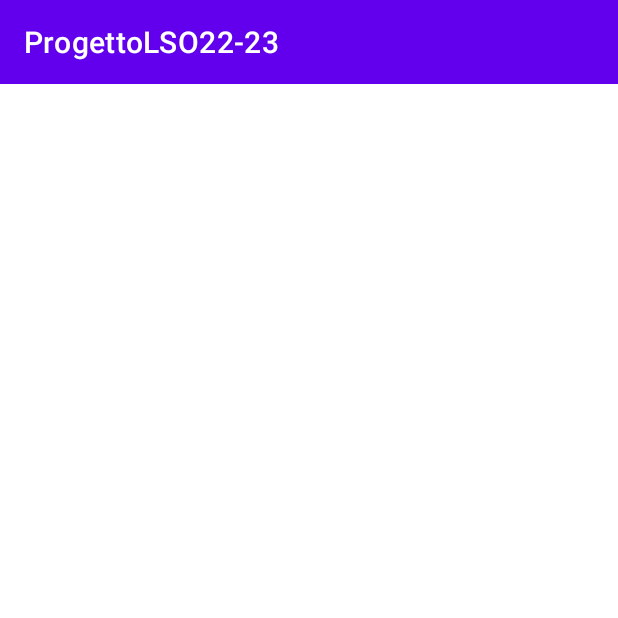
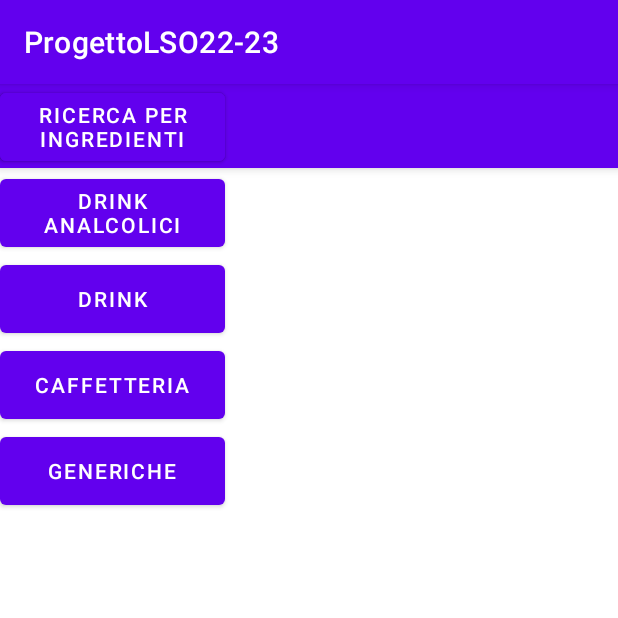
Before and after one commit to EmaSib/ProgettoLSO22-23, an Android app: the screen it shows after launch (MainActivity before the commit, HomePage after it), on a phone screen of 412 x 824 dp, the top half of it. Run offline under Robolectric (Android 15) with nearby library versions, the phone set to English and light mode, and no system bars.

Commit message:
Aggiunta HomePage e package DAO.

```diff
--- a/app/src/main/AndroidManifest.xml
+++ b/app/src/main/AndroidManifest.xml
@@ -36,5 +36,9 @@
 
     </activity>
 
+        <activity android:name="com.code.progettolso22_23.gui.HomePage">
+
+        </activity>
+
     </application>
 </manifest>
--- a/app/src/main/java/com/code/progettolso22_23/MainActivity.java
+++ b/app/src/main/java/com/code/progettolso22_23/MainActivity.java
@@ -1,11 +1,13 @@
 package com.code.progettolso22_23;
 
+import android.content.Intent;
 import android.os.Bundle;
 
 import androidx.annotation.Nullable;
 import androidx.appcompat.app.AppCompatActivity;
 
 import com.code.progettolso22_23.R;
+import com.code.progettolso22_23.gui.HomePage;
 
 public class MainActivity extends AppCompatActivity {
 
@@ -20,7 +22,9 @@ public class MainActivity extends AppCompatActivity {
         super.onStart();
 
         //intent alla nuova pagina di benvenuto
-        onDestroy();
+        Intent apriPrimaPagina = new Intent(this, HomePage.class);
+        startActivity(apriPrimaPagina);
+        this.finish();
     }
 
 }
--- /dev/null
+++ b/app/src/main/java/com/code/progettolso22_23/controls/MainController.java
@@ -0,0 +1,32 @@
+package com.code.progettolso22_23.controls;
+
+import java.util.ArrayList;
+import java.util.List;
+
+public class MainController {
+
+    private static MainController istance = null;
+    List<String> ingredienti = new ArrayList<String>();
+
+    private MainController() {
+
+    }
+
+    public static MainController getIstance() {
+        if(istance == null)
+            istance = new MainController();
+        return istance;
+    }
+
+    public void aggiungiIngrediente(String string) {
+        ingredienti.add(string);
+    }
+
+    public List<String> getIngredienti() {
+        return ingredienti;
+    }
+
+    public void setIngredienti(List<String> ingredienti) {
+        this.ingredienti = ingredienti;
+    }
+}
--- /dev/null
+++ b/app/src/main/java/com/code/progettolso22_23/gui/HomePage.java
@@ -0,0 +1,185 @@
+package com.code.progettolso22_23.gui;
+
+import android.content.DialogInterface;
+import android.os.Bundle;
+import android.view.MenuItem;
+import android.view.View;
+import android.widget.Button;
+import android.widget.CheckBox;
+import android.widget.Toast;
+
+import androidx.annotation.NonNull;
+import androidx.annotation.Nullable;
+import androidx.appcompat.app.ActionBarDrawerToggle;
+import androidx.appcompat.app.AlertDialog;
+import androidx.appcompat.app.AppCompatActivity;
+import androidx.drawerlayout.widget.DrawerLayout;
+import androidx.appcompat.widget.Toolbar;
+
+import com.code.progettolso22_23.R;
+import com.code.progettolso22_23.controls.MainController;
+import com.google.android.material.navigation.NavigationView;
+
+public class HomePage extends AppCompatActivity implements NavigationView.OnNavigationItemSelectedListener{
+
+    private MainController mainController = MainController.getIstance();
+
+    private String Username;
+
+    private DrawerLayout drawerLayout;
+    private ActionBarDrawerToggle drawerToggle;
+    private Toolbar toolbar;
+    private NavigationView navView;
+
+    private AlertDialog.Builder ricercaDialog;
+
+    private Button generiche;
+    private Button caffetteria;
+    private Button drink;
+    private Button drink_analcolici;
+    private Button frullati;
+    private Button ricerca;
+
+    @Override
+    protected void onCreate(@Nullable Bundle savedInstanceState) {
+        super.onCreate(savedInstanceState);
+        setContentView(R.layout.home_page);
+
+        //toolbar = findViewById(R.id.toolbar_homepage);
+        //setSupportActionBar(toolbar);
+
+        //TODO
+        //inizializzare la stringa username con l'username dell'utente
+        drawerLayout = findViewById(R.id.drawer);
+        drawerToggle = new ActionBarDrawerToggle(this, drawerLayout, toolbar, R.string.open_drawer, R.string.close_drawer );
+        drawerLayout.addDrawerListener(drawerToggle);
+        drawerToggle.setDrawerIndicatorEnabled(true);
+        drawerToggle.syncState();
+
+        navView = (NavigationView) findViewById(R.id.navigationView_homepage);
+        navView.bringToFront();
+        navView.setNavigationItemSelectedListener(this::onNavigationItemSelected);
+
+        ricercaDialog = new AlertDialog.Builder(this);
+        //inizializzaRicercaDialog(ricercaDialog);
+
+        generiche = (Button) findViewById(R.id.genericheButton);
+        generiche.setOnClickListener(this::onClick);
+        caffetteria = (Button) findViewById(R.id.caffetteriaButton);
+        caffetteria.setOnClickListener(this::onClick);
+        drink = (Button) findViewById(R.id.drinkButton);
+        drink.setOnClickListener(this::onClick);
+        drink_analcolici = (Button) findViewById(R.id.drink_analcoliciButton);
+        drink_analcolici.setOnClickListener(this::onClick);
+        frullati = (Button) findViewById(R.id.frullatiButton);
+        frullati.setOnClickListener(this::onClick);
+        ricerca = (Button) findViewById(R.id.ricerca_ingredientiButton);
+        ricerca.setOnClickListener(this::onClick);
+
+    }
+
+
+    @Override
+    protected void onStart() {
+        super.onStart();
+    }
+
+
+    @Override
+    public boolean onNavigationItemSelected(@NonNull MenuItem item) {
+        switch (item.getItemId()) {
+            default:
+                break;
+            case R.id.carrello:
+                //TODO
+                //intent al carrello
+            case R.id.portafoglio:
+                //TODO
+                //intent al portafoglio
+            case R.id.logout:
+                this.finish();
+                //TODO
+                //intent al login
+        }
+        return false;
+    }
+
+    private void onClick(View view) {
+        switch (view.getId()) {
+            case R.id.genericheButton:
+                //TODO
+                //intent alla pagina generiche
+                break;
+            case R.id.caffetteriaButton:
+                //TODO
+                //intent alla pagina caffetteria
+                break;
+            case R.id.drinkButton:
+                //TODO
+                //intent alla pagina drink
+                break;
+            case R.id.drink_analcoliciButton:
+                //TODO
+                //intent alla pagina drink analcolici
+                break;
+            case R.id.frullatiButton:
+                //TODO
+                //intent alla pagina frullati
+                break;
+            case R.id.ricerca_ingredientiButton:
+                inizializzaRicercaDialog(ricercaDialog);
+                ricercaDialog.show();
+        }
+    }
+
+    private void inizializzaRicercaDialog(AlertDialog.Builder ricercaDialog) {
+        View ricercaDialogLayout = this.getLayoutInflater().inflate(R.layout.ricerca_dialog, null);
+        ricercaDialog.setView(ricercaDialogLayout);
+        ricercaDialog.setTitle("Seleziona ingredienti da ricercare");
+        CheckBox campari = (CheckBox) findViewById(R.id.campariCheckBox);
+        //campari.setChecked(false);
+        CheckBox martini = (CheckBox) findViewById(R.id.martiniCheckBox);
+        //martini.setChecked(false);
+        CheckBox mango = (CheckBox) findViewById(R.id.mangoCheckBox);
+        //mango.setChecked(false);
+        CheckBox menta = (CheckBox) findViewById(R.id.mentaCheckBox);
+        //menta.setChecked(false);
+        CheckBox bitter = (CheckBox) findViewById(R.id.bitterCheckBox);
+        //bitter.setChecked(false);
+
+        ricercaDialog.setNegativeButton("Annulla", new DialogInterface.OnClickListener() {
+            @Override
+            public void onClick(DialogInterface dialogInterface, int i) {
+                dialogInterface.dismiss();
+            }
+        });
+
+        ricercaDialog.setPositiveButton("Conferma", new DialogInterface.OnClickListener() {
+            @Override
+            public void onClick(DialogInterface dialogInterface, int i) {
+                if(campari.isChecked())
+                    mainController.aggiungiIngrediente("Campari");
+                if(martini.isChecked())
+                    mainController.aggiungiIngrediente("Martini");
+                if(mango.isChecked())
+                    mainController.aggiungiIngrediente("Mango");
+                if(menta.isChecked())
+                    mainController.aggiungiIngrediente("Menta");
+                if(bitter.isChecked())
+                    mainController.aggiungiIngrediente("Bitter");
+                if(mainController.getIngredienti().size()==0) {
+                    Toast.makeText(HomePage.this, "Nessun ingrediente selezionato, impossibile ricercare", Toast.LENGTH_SHORT).show();
+                    dialogInterface.dismiss();
+                }
+                else {
+                    dialogInterface.dismiss();
+                    //TODO
+                    //intent alla pagina delle bevande
+                }
+            }
+        });
+
+
+    }
+
+}
--- /dev/null
+++ b/app/src/main/res/layout/app_toolbar_homepage.xml
@@ -0,0 +1,18 @@
+<?xml version="1.0" encoding="utf-8"?>
+<androidx.coordinatorlayout.widget.CoordinatorLayout
+    xmlns:android="http://schemas.android.com/apk/res/android"
+    android:layout_width="match_parent"
+    android:layout_height="match_parent">
+
+    <com.google.android.material.appbar.AppBarLayout
+        android:layout_width="match_parent"
+        android:layout_height="wrap_content">
+        <androidx.appcompat.widget.Toolbar
+            android:id="@+id/toolbar_homepage"
+            android:layout_width="match_parent"
+            android:layout_height="?attr/actionBarSize"
+            android:background="@color/design_default_color_primary"
+            android:theme="@style/Theme.AppCompat.Light" />
+    </com.google.android.material.appbar.AppBarLayout>
+
+</androidx.coordinatorlayout.widget.CoordinatorLayout>
--- /dev/null
+++ b/app/src/main/res/layout/home_page.xml
@@ -0,0 +1,81 @@
+<?xml version="1.0" encoding="utf-8"?>
+<androidx.drawerlayout.widget.DrawerLayout xmlns:android="http://schemas.android.com/apk/res/android"
+    xmlns:app="http://schemas.android.com/apk/res-auto"
+    xmlns:tools="http://schemas.android.com/tools"
+    android:layout_width="match_parent"
+    android:layout_height="match_parent"
+    android:id="@+id/drawer">
+
+    <com.google.android.material.navigation.NavigationView
+        android:id="@+id/navigationView_homepage"
+        android:layout_width="match_parent"
+        android:layout_height="match_parent"
+        android:layout_gravity="start|left"
+        app:headerLayout="@layout/drawer_header_homepage"
+        app:menu="@menu/drawer_homepage_menu">
+
+    </com.google.android.material.navigation.NavigationView>
+
+    <include
+        android:layout_height="match_parent"
+        android:layout_width="match_parent"
+        layout="@layout/app_toolbar_homepage" />
+
+    <androidx.constraintlayout.widget.ConstraintLayout
+        android:layout_width="match_parent"
+        android:layout_height="match_parent">
+
+        <Button
+            android:id="@+id/genericheButton"
+            android:text="GENERICHE"
+            android:layout_width="150dp"
+            android:layout_height="57dp"
+            app:layout_constraintStart_toStartOf="parent"
+            app:layout_constraintTop_toBottomOf="@+id/caffetteriaButton"/>
+
+        <Button
+            android:id="@+id/caffetteriaButton"
+            android:text="CAFFETTERIA"
+            android:layout_width="150dp"
+            android:layout_height="57dp"
+            app:layout_constraintStart_toStartOf="@id/genericheButton"
+            app:layout_constraintTop_toBottomOf="@+id/drinkButton" />
+
+        <Button
+            android:id="@+id/drinkButton"
+            android:text="DRINK"
+            android:layout_width="150dp"
+            android:layout_height="57dp"
+            app:layout_constraintStart_toStartOf="@id/caffetteriaButton"
+            app:layout_constraintTop_toBottomOf="@+id/drink_analcoliciButton"/>
+
+        <Button
+            android:id="@+id/drink_analcoliciButton"
+            android:text="DRINK ANALCOLICI"
+            android:layout_width="150dp"
+            android:layout_height="57dp"
+            app:layout_constraintStart_toStartOf="@id/drinkButton"
+            app:layout_constraintTop_toBottomOf="@+id/frullatiButton" />
+
+        <Button
+            android:id="@+id/frullatiButton"
+            android:text="FRULLATI E COCKTAIL"
+            android:layout_width="150dp"
+            android:layout_height="57dp"
+            app:layout_constraintStart_toStartOf="@id/drink_analcoliciButton"
+            app:layout_constraintTop_toBottomOf="@+id/ricerca_ingredientiButton" />
+
+        <Button
+            android:id="@+id/ricerca_ingredientiButton"
+            android:layout_width="150dp"
+            android:layout_height="57dp"
+            android:text="RICERCA PER INGREDIENTI"
+            app:layout_constraintStart_toStartOf="@id/frullatiButton"
+            app:layout_constraintTop_toBottomOf="@id/genericheButton" />
+
+    </androidx.constraintlayout.widget.ConstraintLayout>
+
+
+
+
+</androidx.drawerlayout.widget.DrawerLayout>
--- /dev/null
+++ b/app/src/main/res/menu/drawer_homepage_menu.xml
@@ -0,0 +1,17 @@
+<?xml version="1.0" encoding="utf-8"?>
+<menu xmlns:android="http://schemas.android.com/apk/res/android">
+
+    <group >
+        <item
+            android:id="@+id/carrello"
+            android:title="Carrello" />
+        <item
+            android:id="@+id/portafoglio"
+            android:title="Portafoglio" />
+        <item
+            android:id="@+id/logout"
+            android:title="Logout" />
+
+
+    </group>
+</menu>
--- /dev/null
+++ b/app/src/main/res/menu/menu.xml
@@ -0,0 +1,4 @@
+<?xml version="1.0" encoding="utf-8"?>
+<menu xmlns:android="http://schemas.android.com/apk/res/android">
+
+</menu>
--- a/app/src/main/res/values/strings.xml
+++ b/app/src/main/res/values/strings.xml
@@ -1,3 +1,5 @@
 <resources>
     <string name="app_name">ProgettoLSO22-23</string>
+    <string name="open_drawer">open</string>
+    <string name="close_drawer">close</string>
 </resources>
--- /dev/null
+++ b/app/src/main/res/xml/network_security_config.xml
@@ -0,0 +1,4 @@
+<?xml version="1.0" encoding="utf-8"?>
+<network-security-config>
+    <base-config cleartextTrafficPermitted="true" />
+</network-security-config>
```
Also changed, not shown: app/src/main/res/layout/drawer_header_homepage.xml (added, +34 -0 lines), app/src/main/res/layout/ricerca_dialog.xml (added, +58 -0 lines), app/src/main/res/font/abril_fatface.ttf (added).
